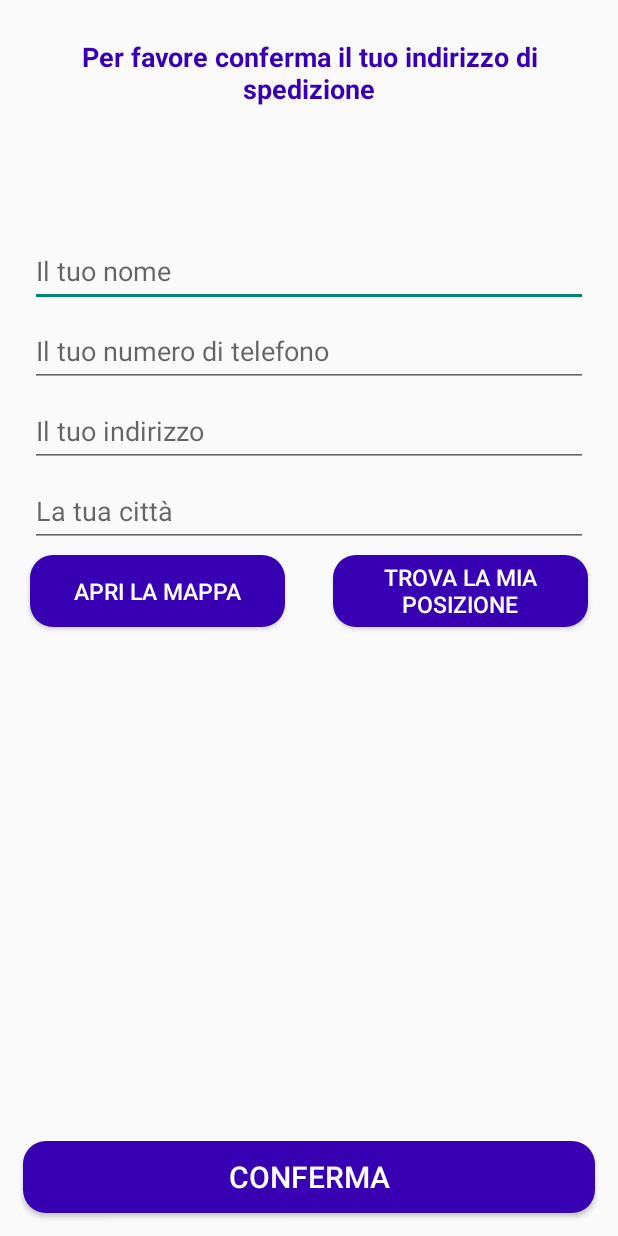
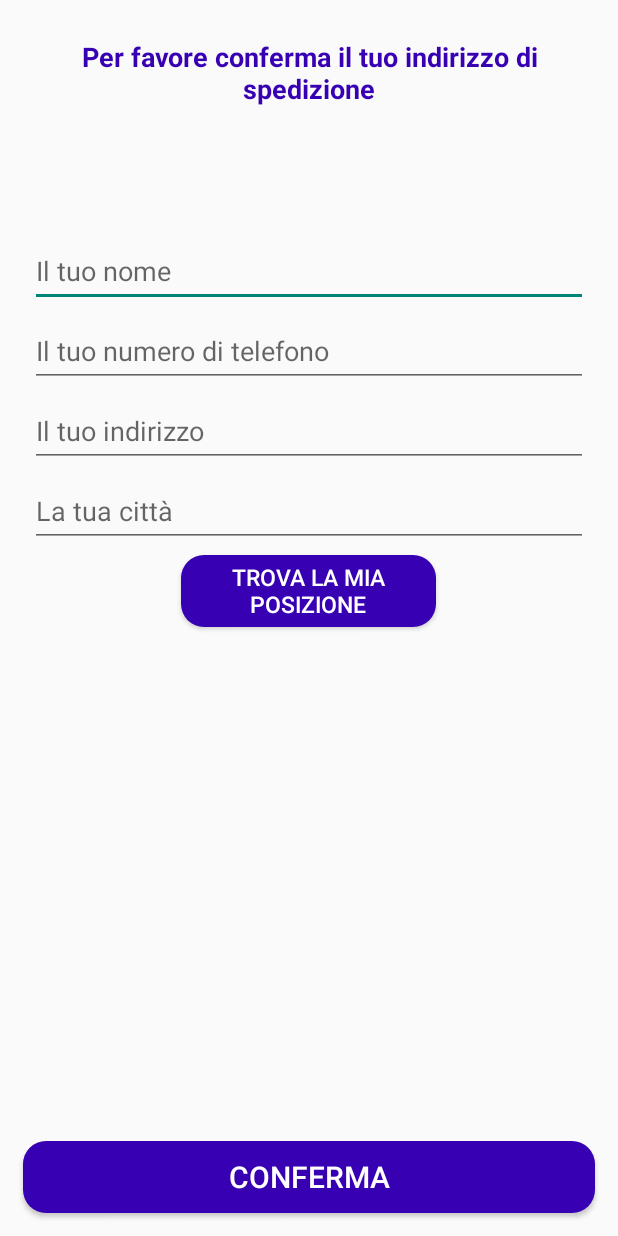
Before and after one commit to nonamepromo/Android-Ecom, an Android app: the OrderActivity screen opened directly, with no data from a screen before it, on a phone screen of 412 x 824 dp. Run offline under Robolectric (Android 15) with nearby library versions, the phone set to English and light mode, and no system bars; our stand-ins replace Firebase (no records; nobody signed in at launch, a user with empty details on screens opened directly); 1 statement that could not run was skipped.

Commit message:
Posizione funzionante

```diff
--- a/app/src/main/AndroidManifest.xml
+++ b/app/src/main/AndroidManifest.xml
@@ -36,6 +36,10 @@
         <activity
             android:name=".WishlistActivity"
             android:exported="false" />
+        <activity
+            android:name=".MapsActivity"
+            android:exported="false"
+            android:label="@string/title_activity_maps" />
         <activity
             android:name=".Admin.AdminEditGameActivity"
             android:exported="false" />
--- a/app/src/main/java/com/example/justplay/OrderActivity.java
+++ b/app/src/main/java/com/example/justplay/OrderActivity.java
@@ -47,7 +47,7 @@ import java.util.Locale;
 public class OrderActivity extends AppCompatActivity {
 
     private EditText nameEditText, phoneEditText, addressEditText, cityEditText;
-    private Button confirmOrder, selectPosition, getPosition;
+    private Button confirmOrder, getPosition;
     private String totalAmount = "";
     private static final int MAPS_PERMISSION_CODE = 1;
     FusedLocationProviderClient fusedLocationProviderClient;
@@ -61,7 +61,6 @@ public class OrderActivity extends AppCompatActivity {
         totalAmount = getIntent().getStringExtra("Prezzo Totale");
         Toast.makeText(this, "Prezzo Totale = " + totalAmount + "€", Toast.LENGTH_SHORT).show();
 
-        selectPosition = (Button) findViewById(R.id.select_position);
         getPosition = (Button) findViewById(R.id.get_position);
         confirmOrder = (Button) findViewById(R.id.confirm_order_btn);
         nameEditText = (EditText) findViewById(R.id.shipment_name);
@@ -79,13 +78,6 @@ public class OrderActivity extends AppCompatActivity {
                 List<Place.Field> fieldList = Arrays.asList(Place.Field.ADDRESS, Place.Field.LAT_LNG, Place.Field.NAME);
                 Intent intent = new Autocomplete.IntentBuilder(AutocompleteActivityMode.OVERLAY,fieldList).build(OrderActivity.this);
                 startActivityForResult(intent,100);
-            }
-        });
-
-        selectPosition.setOnClickListener(new View.OnClickListener() {
-            @Override
-            public void onClick(View v) {
-                OpenMaps();
             }
         });
 
@@ -155,21 +147,10 @@ public class OrderActivity extends AppCompatActivity {
         super.onRequestPermissionsResult(requestCode, permissions, grantResults);
         if (requestCode == MAPS_PERMISSION_CODE) {
             if (grantResults.length > 0 && grantResults[0] == PackageManager.PERMISSION_GRANTED){
-                OpenMaps();
+                getMapsPosition();
             } else {
                 Toast.makeText(this, "Permesso negato", Toast.LENGTH_SHORT).show();
             }
-        }
-    }
-
-
-    private void OpenMaps() {
-        if (ContextCompat.checkSelfPermission(OrderActivity.this,
-                Manifest.permission.ACCESS_FINE_LOCATION) == PackageManager.PERMISSION_GRANTED) {
-            Intent intent = new Intent(OrderActivity.this, MapsActivity.class);
-            startActivity(intent);
-        } else {
-            requestMapsPermission();
         }
     }
 
--- a/app/src/main/res/layout/activity_order.xml
+++ b/app/src/main/res/layout/activity_order.xml
@@ -54,36 +54,21 @@
         android:minHeight="48dp" />
 
     <Button
-        android:id="@+id/select_position"
+        android:id="@+id/get_position"
         android:layout_width="170dp"
         android:layout_height="wrap_content"
         android:layout_below="@id/shipment_city"
-        android:layout_alignParentStart="true"
-        android:layout_marginStart="20dp"
+        android:layout_centerInParent="true"
+        android:layout_centerVertical="true"
         android:layout_marginLeft="20dp"
         android:layout_marginTop="5dp"
         android:layout_marginRight="20dp"
         android:background="@drawable/buttons"
-        android:text="Apri la mappa"
+        android:icon="@drawable/cart"
+        android:text="Trova la mia posizione"
+        android:textAlignment="center"
         android:textColor="@color/white"
         android:textSize="15dp" />
-
-    <Button
-        android:id="@+id/get_position"
-        android:layout_width="170dp"
-        android:layout_height="wrap_content"
-        android:layout_below="@id/shipment_city"
-        android:layout_alignParentEnd="true"
-        android:layout_marginEnd="20dp"
-        android:layout_marginLeft="20dp"
-        android:layout_marginTop="5dp"
-        android:layout_marginRight="20dp"
-        android:background="@drawable/buttons"
-        android:textColor="@color/white"
-        android:icon="@drawable/cart"
-        android:textAlignment="center"
-        android:text="Trova la mia posizione"
-        android:textSize="15dp"/>
 
     <EditText
         android:id="@+id/shipment_city"
```
